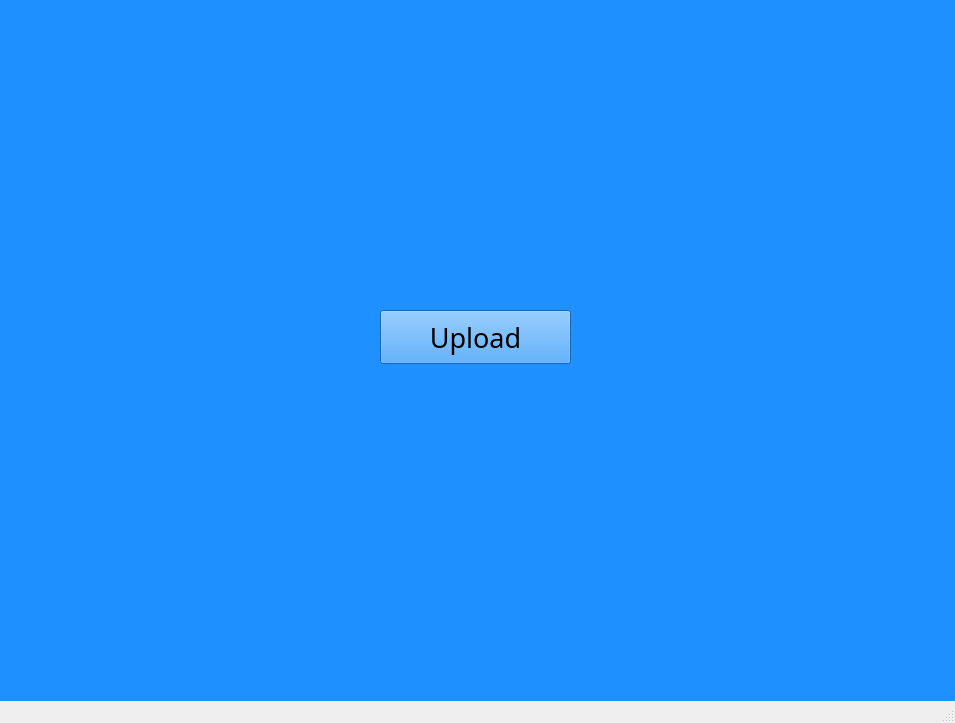
The window that Aegis_v4/mainwindow.ui (florentin2004/A_Cretzu_Cafe) describes before a commit, drawn with Qt 5.
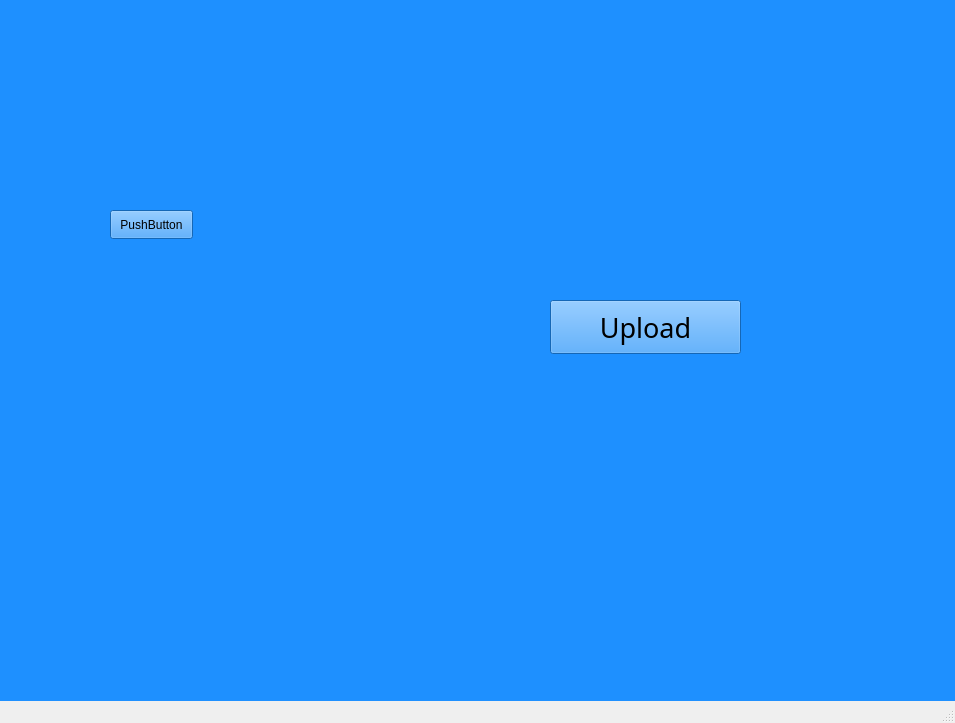
The same window after the commit. The open tabs and pages were chosen to show the change. Icons and pictures are not drawn.

Patch:
```diff
--- a/Aegis_v4/mainwindow.ui
+++ b/Aegis_v4/mainwindow.ui
@@ -896,8 +896,8 @@
        <widget class="QPushButton" name="uploadButton">
         <property name="geometry">
          <rect>
-          <x>380</x>
-          <y>310</y>
+          <x>550</x>
+          <y>300</y>
           <width>191</width>
           <height>54</height>
          </rect>
@@ -912,6 +912,29 @@
          <string>Upload</string>
         </property>
        </widget>
+       <widget class="QWidget" name="kit" native="true">
+        <property name="geometry">
+         <rect>
+          <x>90</x>
+          <y>190</y>
+          <width>120</width>
+          <height>361</height>
+         </rect>
+        </property>
+        <widget class="QPushButton" name="pushButton">
+         <property name="geometry">
+          <rect>
+           <x>20</x>
+           <y>20</y>
+           <width>83</width>
+           <height>29</height>
+          </rect>
+         </property>
+         <property name="text">
+          <string>PushButton</string>
+         </property>
+        </widget>
+       </widget>
       </widget>
      </widget>
     </item>
```
